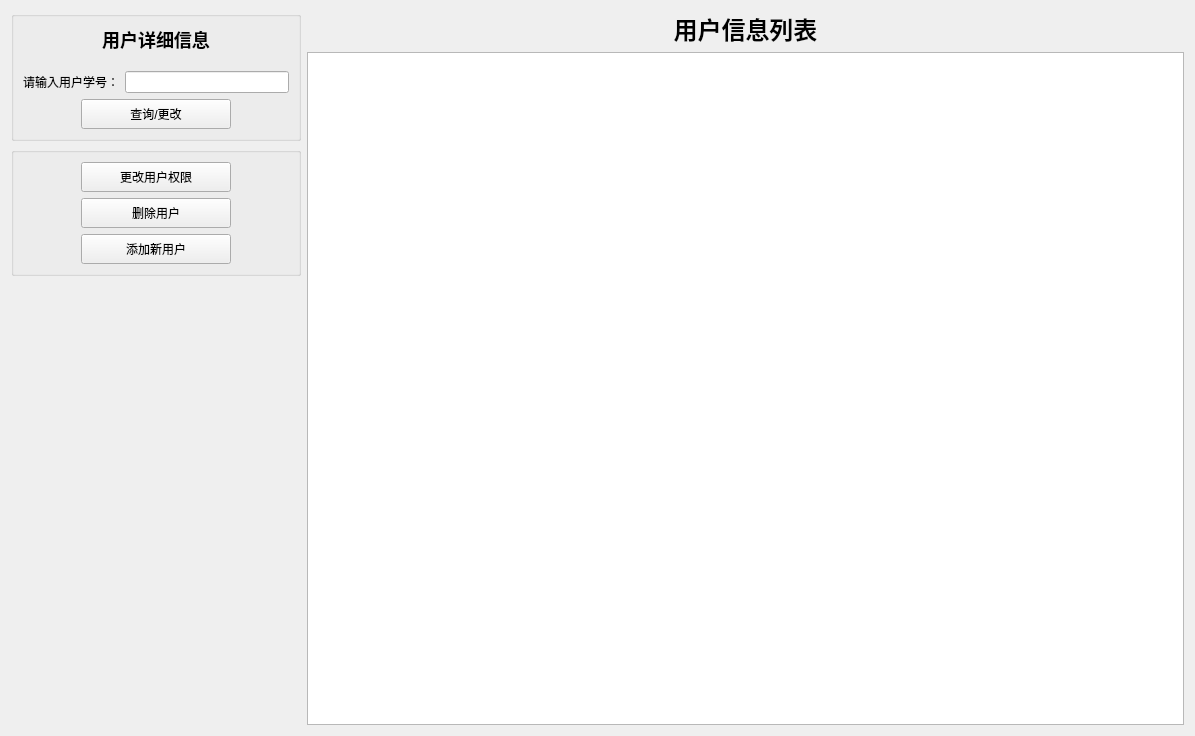
The window that LibraryManageByMysqlQt/usermanagementwidget.ui (ocean0117/library-manage-by-mysql-qt) describes before a commit, drawn with Qt 5.
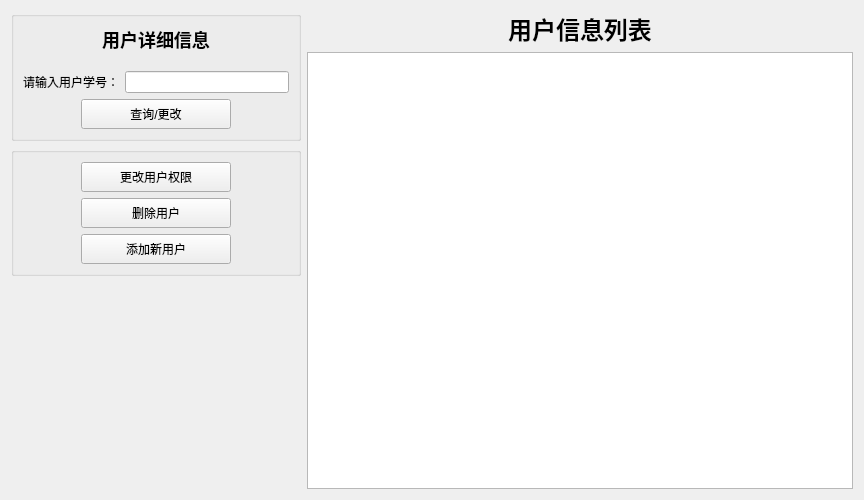
The same window after the commit.

```diff
--- a/LibraryManageByMysqlQt/usermanagementwidget.ui
+++ b/LibraryManageByMysqlQt/usermanagementwidget.ui
@@ -6,14 +6,14 @@
    <rect>
     <x>0</x>
     <y>0</y>
-    <width>1195</width>
-    <height>736</height>
+    <width>864</width>
+    <height>500</height>
    </rect>
   </property>
   <property name="minimumSize">
    <size>
-    <width>1195</width>
-    <height>736</height>
+    <width>778</width>
+    <height>300</height>
    </size>
   </property>
   <property name="maximumSize">
@@ -292,8 +292,8 @@
      </property>
      <property name="sizeHint" stdset="0">
       <size>
-       <width>20</width>
-       <height>439</height>
+       <width>287</width>
+       <height>203</height>
       </size>
      </property>
     </spacer>
```
Left out of the diff: 79 changed lines with no effect on the pictures.
